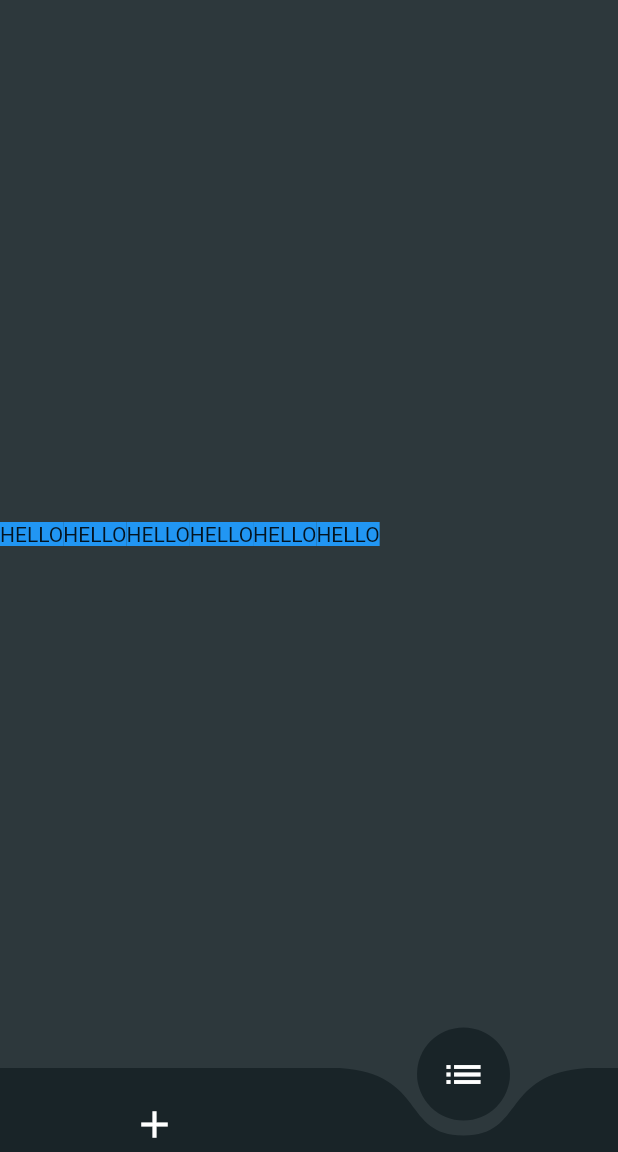
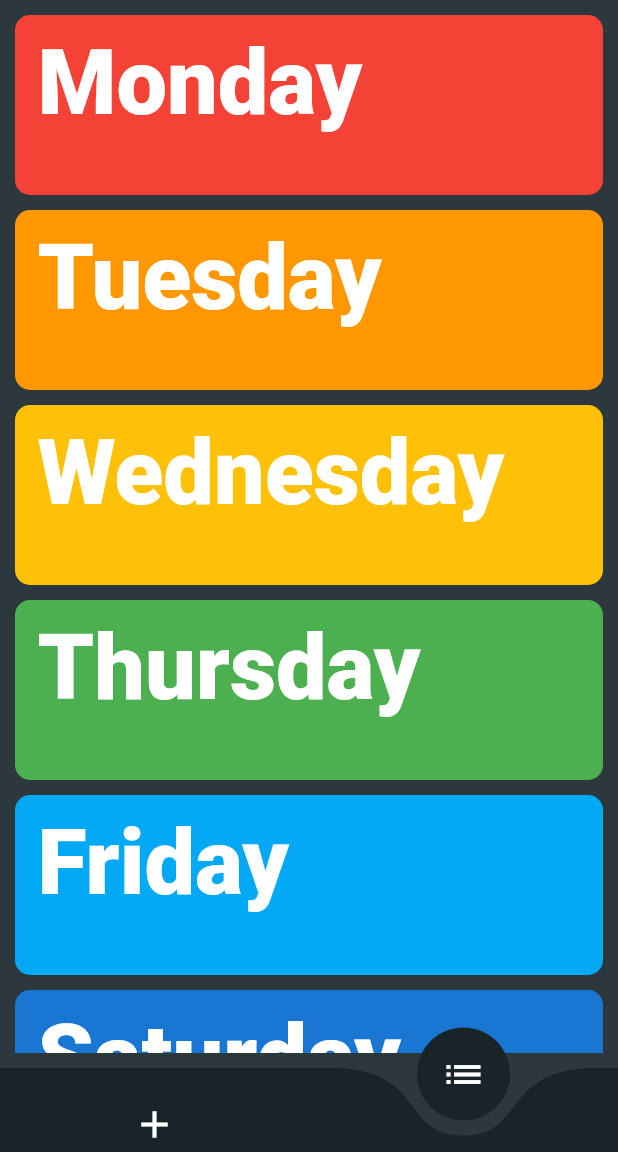
Before and after one commit to danieltyukov/dototick, a Flutter app: the screen it shows after launch, swiped to page 2, on a phone screen of 412 x 824 dp, the part 84-1236 px from its top. Run offline on Flutter 3.47's test engine with Material 2 defaults, Android fonts, the phone set to English and light mode, and no system bars; drawn by our look-alikes of curved_navigation_bar.

Commit message:
added week pallets

```diff
--- a/lib/functions/pageview.dart
+++ b/lib/functions/pageview.dart
@@ -2,6 +2,7 @@ import 'package:curved_navigation_bar/curved_navigation_bar.dart';
 import 'package:dototick/constants/constant.dart';
 import 'package:dototick/screens/home.dart';
 import 'package:dototick/screens/weekly.dart';
+import 'package:flutter/gestures.dart';
 import 'package:flutter/material.dart';
 
 class PageViewPage extends StatefulWidget {
@@ -12,7 +13,10 @@ class PageViewPage extends StatefulWidget {
 }
 
 class _PageViewPageState extends State<PageViewPage> {
-  var _pageController = PageController(initialPage: 0);
+  var _pageController = PageController(
+    initialPage: 0,
+    viewportFraction: 1.0,
+  );
   int _currentIndex = 0;
   @override
   Widget build(BuildContext context) {
@@ -60,6 +64,7 @@ class _PageViewPageState extends State<PageViewPage> {
         ],
       ),
       body: PageView(
+        dragStartBehavior: DragStartBehavior.down,
         controller: _pageController,
         onPageChanged: (index) {
           setState(() {
--- /dev/null
+++ b/lib/functions/weeklygraph.dart
@@ -0,0 +1,201 @@
+import 'package:flutter/material.dart';
+
+Widget weeklygraph() {
+  return Center(
+    child: Container(
+      child: Padding(
+        padding: const EdgeInsets.all(10.0),
+        child: ListView(
+          children: <Widget>[
+            Flexible(
+              child: Container(
+                child: Padding(
+                  padding: const EdgeInsets.only(
+                    left: 15,
+                    top: 10,
+                  ),
+                  child: Text(
+                    "Monday",
+                    style: TextStyle(
+                      color: Colors.white,
+                      fontWeight: FontWeight.w900,
+                      fontSize: 60,
+                    ),
+                  ),
+                ),
+
+                height: 120,
+                decoration: BoxDecoration(
+                  borderRadius: BorderRadius.circular(10),
+                  color: Colors.red,
+                ), //BoxDecoration
+              ), //
+            ),
+            SizedBox(
+              height: 10,
+            ),
+            Flexible(
+              child: Container(
+                child: Padding(
+                  padding: const EdgeInsets.only(
+                    left: 15,
+                    top: 10,
+                  ),
+                  child: Text(
+                    "Tuesday",
+                    style: TextStyle(
+                      color: Colors.white,
+                      fontWeight: FontWeight.w900,
+                      fontSize: 60,
+                    ),
+                  ),
+                ),
+
+                height: 120,
+                decoration: BoxDecoration(
+                  borderRadius: BorderRadius.circular(10),
+                  color: Colors.orange,
+                ), //BoxDecoration
+              ), //
+            ),
+            SizedBox(
+              height: 10,
+            ),
+            Flexible(
+              child: Container(
+                child: Padding(
+                  padding: const EdgeInsets.only(
+                    left: 15,
+                    top: 10,
+                  ),
+                  child: Text(
+                    "Wednesday",
+                    style: TextStyle(
+                      color: Colors.white,
+                      fontWeight: FontWeight.w900,
+                      fontSize: 60,
+                    ),
+                  ),
+                ),
+
+                height: 120,
+                decoration: BoxDecoration(
+                  borderRadius: BorderRadius.circular(10),
+                  color: Colors.amber,
+                ), //BoxDecoration
+              ), //
+            ),
+            SizedBox(
+              height: 10,
+            ),
+            Flexible(
+              child: Container(
+                child: Padding(
+                  padding: const EdgeInsets.only(
+                    left: 15,
+                    top: 10,
+                  ),
+                  child: Text(
+                    "Thursday",
+                    style: TextStyle(
+                      color: Colors.white,
+                      fontWeight: FontWeight.w900,
+                      fontSize: 60,
+                    ),
+                  ),
+                ),
+
+                height: 120,
+                decoration: BoxDecoration(
+                  borderRadius: BorderRadius.circular(10),
+                  color: Colors.green,
+                ), //BoxDecoration
+              ), //
+            ),
+            SizedBox(
+              height: 10,
+            ),
+            Flexible(
+              child: Container(
+                child: Padding(
+                  padding: const EdgeInsets.only(
+                    left: 15,
+                    top: 10,
+                  ),
+                  child: Text(
+                    "Friday",
+                    style: TextStyle(
+                      color: Colors.white,
+                      fontWeight: FontWeight.w900,
+                      fontSize: 60,
+                    ),
+                  ),
+                ),
+
+                height: 120,
+                decoration: BoxDecoration(
+                  borderRadius: BorderRadius.circular(10),
+                  color: Colors.lightBlue,
+                ), //BoxDecoration
+              ), //
+            ),
+            SizedBox(
+              height: 10,
+            ),
+            Flexible(
+              child: Container(
+                child: Padding(
+                  padding: const EdgeInsets.only(
+                    left: 15,
+                    top: 10,
+                  ),
+                  child: Text(
+                    "Saturday",
+                    style: TextStyle(
+                      color: Colors.white,
+                      fontWeight: FontWeight.w900,
+                      fontSize: 60,
+                    ),
+                  ),
+                ),
+
+                height: 120,
+                decoration: BoxDecoration(
+                  borderRadius: BorderRadius.circular(10),
+                  color: Colors.blue[700],
+                ), //BoxDecoration
+              ), //
+            ),
+            SizedBox(
+              height: 10,
+            ),
+            Flexible(
+              child: Container(
+                child: Padding(
+                  padding: const EdgeInsets.only(
+                    left: 15,
+                    top: 10,
+                  ),
+                  child: Text(
+                    "Sunday",
+                    style: TextStyle(
+                      color: Colors.white,
+                      fontWeight: FontWeight.w900,
+                      fontSize: 60,
+                    ),
+                  ),
+                ),
+
+                height: 120,
+                decoration: BoxDecoration(
+                  borderRadius: BorderRadius.circular(10),
+                  color: Colors.purple,
+                ), //BoxDecoration
+              ), //
+            ),
+          ],
+        ),
+      ),
+    ),
+  );
+}
--- a/lib/main.dart
+++ b/lib/main.dart
@@ -1,5 +1,4 @@
 import 'package:dototick/functions/pageview.dart';
-import 'package:dototick/screens/home.dart';
 import 'package:flutter/material.dart';
 
 void main() {
--- a/lib/screens/weekly.dart
+++ b/lib/screens/weekly.dart
@@ -1,4 +1,5 @@
 import 'package:dototick/constants/constant.dart';
+import 'package:dototick/functions/weeklygraph.dart';
 import 'package:flutter/material.dart';
 
 class WeeklyPlan extends StatefulWidget {
@@ -13,37 +14,7 @@ class _WeeklyPlanState extends State<WeeklyPlan> {
   Widget build(BuildContext context) {
     return Scaffold(
       backgroundColor: MyConstants.darkgrey,
-      body: Row(
-        children: [
-          Container(
-            color: Colors.blue,
-          ),
-          Container(
-            color: Colors.blue,
-            child: Text("HELLO"),
-          ),
-          Container(
-            color: Colors.blue,
-            child: Text("HELLO"),
-          ),
-          Container(
-            color: Colors.blue,
-            child: Text("HELLO"),
-          ),
-          Container(
-            color: Colors.blue,
-            child: Text("HELLO"),
-          ),
-          Container(
-            color: Colors.blue,
-            child: Text("HELLO"),
-          ),
-          Container(
-            color: Colors.blue,
-            child: Text("HELLO"),
-          ),
-        ],
-      ),
+      body: weeklygraph(),
     );
   }
 }
```
Also changed, not shown: 1 other file.
